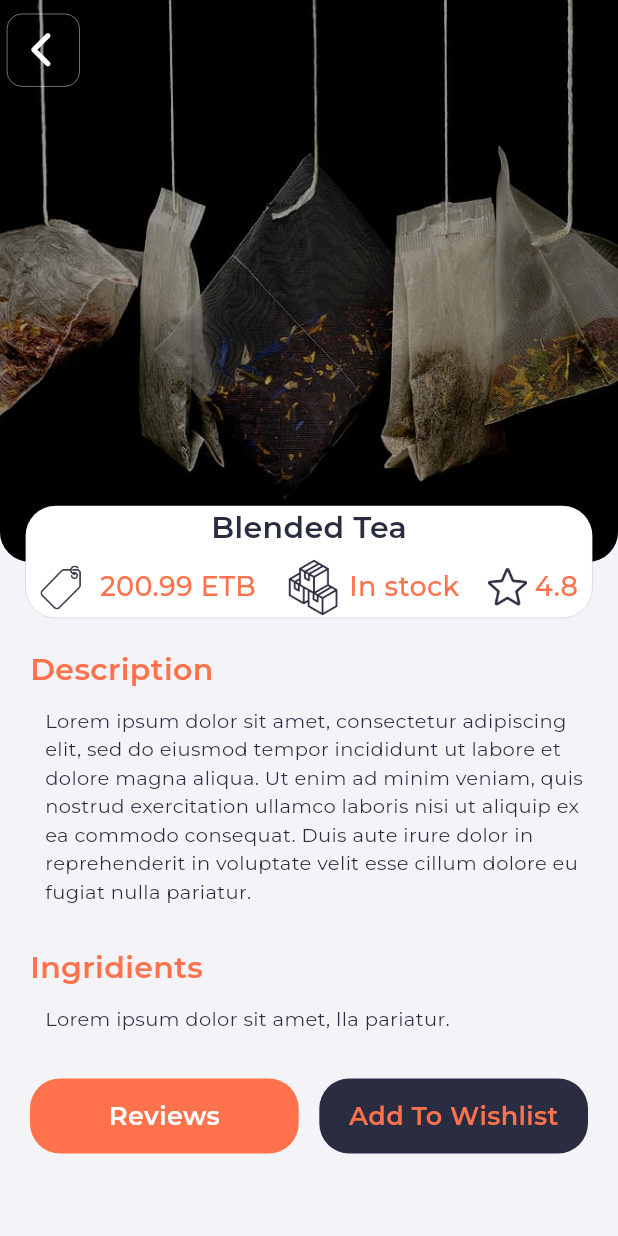
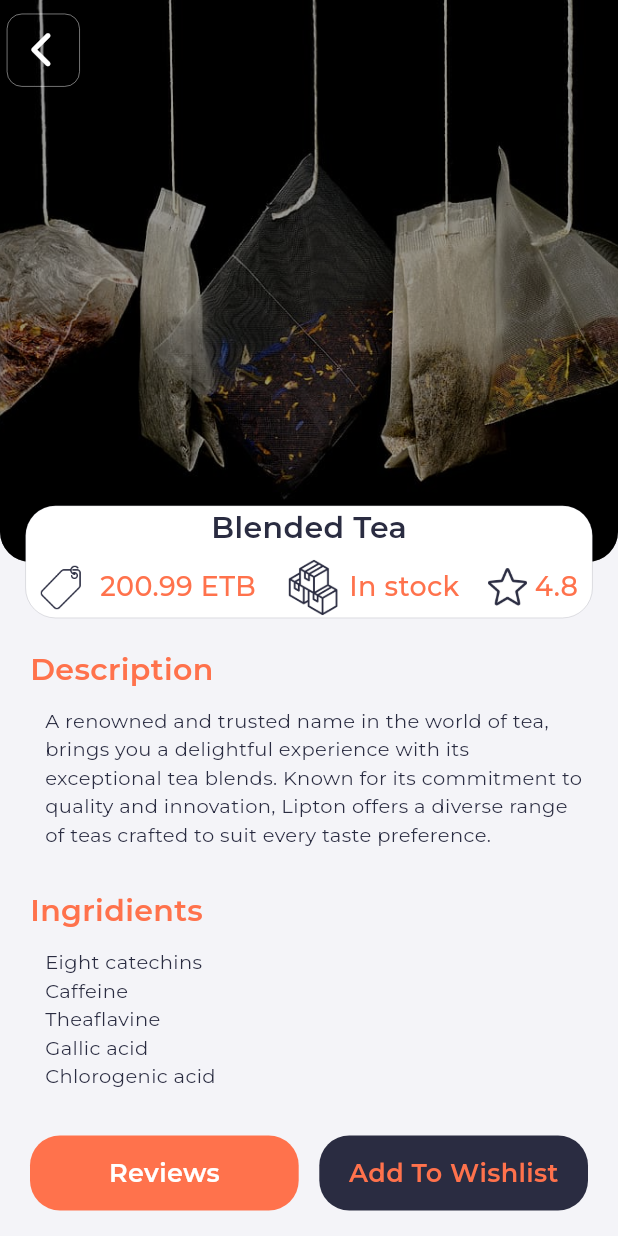
Before and after one commit to naomitimm/ReviewScape, a Flutter app: the ProductDetailsScreen screen opened directly with sample values from the repository, on a phone screen of 412 x 824 dp. Run offline on Flutter 3.47's test engine with Material 3 defaults, Android fonts, the light colour scheme and no system bars; our stand-ins replace bloc, email_validator, equatable, flutter_bloc, font_awesome_flutter, google_fonts and 1 more; accounts and stored records are empty.

Commit message:
sudden changes

```diff
--- a/lib/main.dart
+++ b/lib/main.dart
@@ -78,10 +78,6 @@ class ReviewScapePages extends StatelessWidget {
           home: Navigator(
             pages: [
               const MaterialPage(child: LandingScreen()),
-              // const MaterialPage(
-              //     child: DashboardScreen(
-              //   user: User(email: "", fullName: "", userName: ""),
-              // )),
               if (state is SignupRoute) MaterialPage(child: SignupScreen()),
               if (state is LoginRoute) const MaterialPage(child: LoginScreen()),
               if (state is LandingRoute)
--- a/lib/presentation/dashboard/extras/product_details_screen.dart
+++ b/lib/presentation/dashboard/extras/product_details_screen.dart
@@ -76,7 +76,7 @@ class ProductDetailsScreen extends StatelessWidget {
               const DetailsProductHeadline2(title: "Description"),
               const DetailsSmallText(
                   text:
-                      "Lorem ipsum dolor sit amet, consectetur adipiscing elit, sed do eiusmod tempor incididunt ut labore et dolore magna aliqua. Ut enim ad minim veniam, quis nostrud exercitation ullamco laboris nisi ut aliquip ex ea commodo consequat. Duis aute irure dolor in reprehenderit in voluptate velit esse cillum dolore eu fugiat nulla pariatur."),
+                      "A renowned and trusted name in the world of tea, brings you a delightful experience with its exceptional tea blends. Known for its commitment to quality and innovation, Lipton offers a diverse range of teas crafted to suit every taste preference."),
               Text(
                 product.description,
                 style: GoogleFonts.montserrat(
@@ -88,7 +88,8 @@ class ProductDetailsScreen extends StatelessWidget {
               ),
               const DetailsProductHeadline2(title: "Ingridients"),
               const DetailsSmallText(
-                  text: "Lorem ipsum dolor sit amet, lla pariatur."),
+                  text:
+                      "Eight catechins\nCaffeine\nTheaflavine\nGallic acid\nChlorogenic acid"),
               Center(
                   child: BlocConsumer<WishlistBloc, WishlistState>(
                 listener: (context, state) {
--- a/lib/presentation/dashboard/profile_screen.dart
+++ b/lib/presentation/dashboard/profile_screen.dart
@@ -147,7 +147,7 @@ class ProfileScreen extends StatelessWidget {
                           Icons.date_range,
                           color: Color.fromRGBO(255, 114, 76, 1),
                         )),
-                    text: "Joined in January 2023",
+                    text: "Joined in January 2024",
                     dispatcher: () {},
                   ),
                 ],
```
Also changed, not shown: 63 other files.
